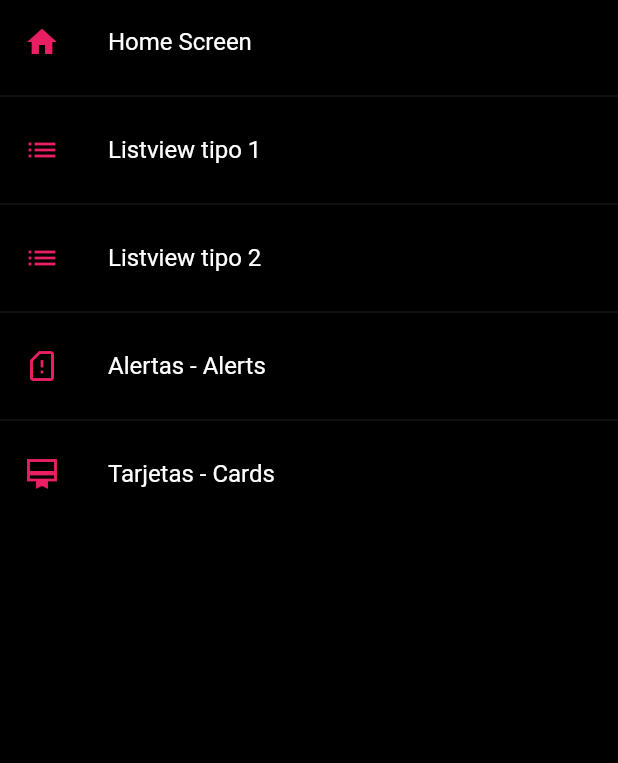
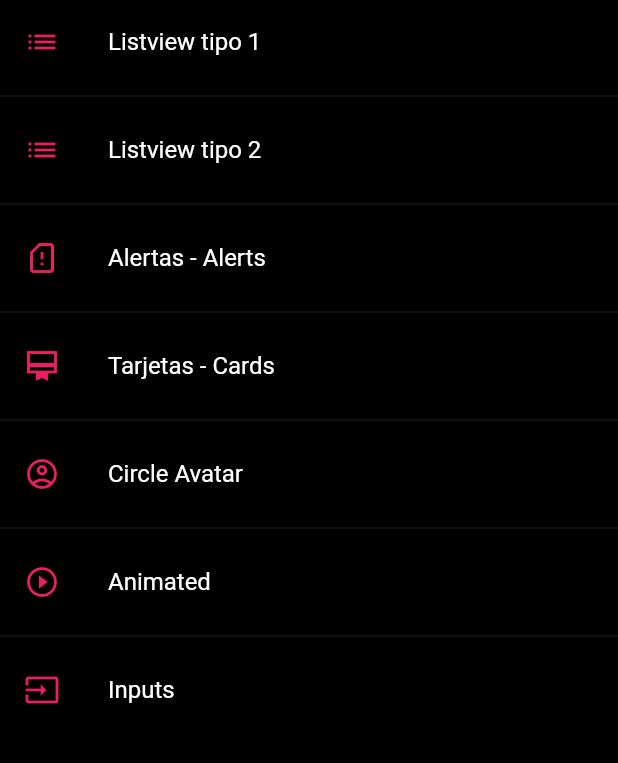
Before and after one commit to plaza94/componentes_flutter, a Flutter app: the screen it shows after launch, on a phone screen of 412 x 824 dp, the part 84-847 px from its top. Run offline on Flutter 3.47's test engine with Material 2 defaults, Android fonts, the light colour scheme and no system bars.

Commit message:
implementacion de animaciones he inicio de inputs

```diff
--- a/lib/router/app_routes.dart
+++ b/lib/router/app_routes.dart
@@ -1,4 +1,5 @@
 import 'package:fl_components/models/models.dart';
+import 'package:fl_components/screens/avatar_screen.dart';
 import 'package:flutter/material.dart';
 
 import '../screens/screens.dart';
@@ -8,11 +9,11 @@ class AppRoutes {
 
   static final menuOptions = <MenuOption>[
     // TODO: borrar home
-    MenuOption(
+    /*MenuOption(
         route: 'home',
         icon: Icons.home,
         name: 'Home Screen',
-        screen: HomeScreen()),
+        screen: HomeScreen()),*/
     MenuOption(
         route: 'listview1',
         icon: Icons.list,
@@ -33,10 +34,27 @@ class AppRoutes {
         icon: Icons.card_membership_sharp,
         name: 'Tarjetas - Cards',
         screen: CardScreen()),
+    MenuOption(
+        route: 'avatar',
+        icon: Icons.account_circle_outlined,
+        name: 'Circle Avatar',
+        screen: AvatarScreen()),
+    MenuOption(
+        route: 'animated',
+        icon: Icons.play_circle_outline,
+        name: 'Animated',
+        screen: AnimatedScreen()),
+    MenuOption(
+        route: 'Inputs',
+        icon: Icons.input,
+        name: 'Inputs',
+        screen: InputsScreen()),
   ];
 
   static Map<String, Widget Function(BuildContext)> getAppRoutes() {
     Map<String, Widget Function(BuildContext)> appRoutes = {};
+
+    appRoutes.addAll({'home': (BuildContext context) => const HomeScreen()});
 
     for (final option in menuOptions) {
       appRoutes.addAll({option.route: (BuildContext context) => option.screen});
--- a/lib/screens/screens.dart
+++ b/lib/screens/screens.dart
@@ -1,3 +1,5 @@
+export 'package:fl_components/screens/inputs_screen.dart';
+export 'package:fl_components/screens/animated_screen.dart';
 export 'package:fl_components/screens/home_screen.dart';
 export 'package:fl_components/screens/listview1_screen.dart';
 export 'package:fl_components/screens/listview2_screen.dart';
```
Also changed, not shown: lib/screens/animated_screen.dart (added, +59 -0 lines), lib/screens/avatar_screen.dart (added, +30 -0 lines), lib/screens/inputs_screen.dart (added, +17 -0 lines).
